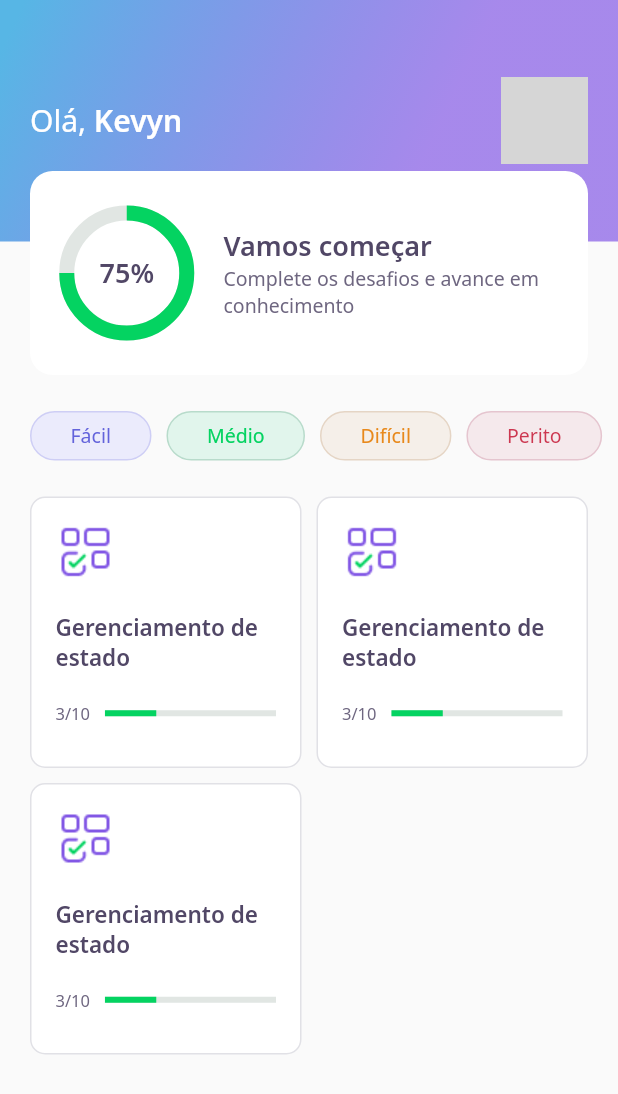
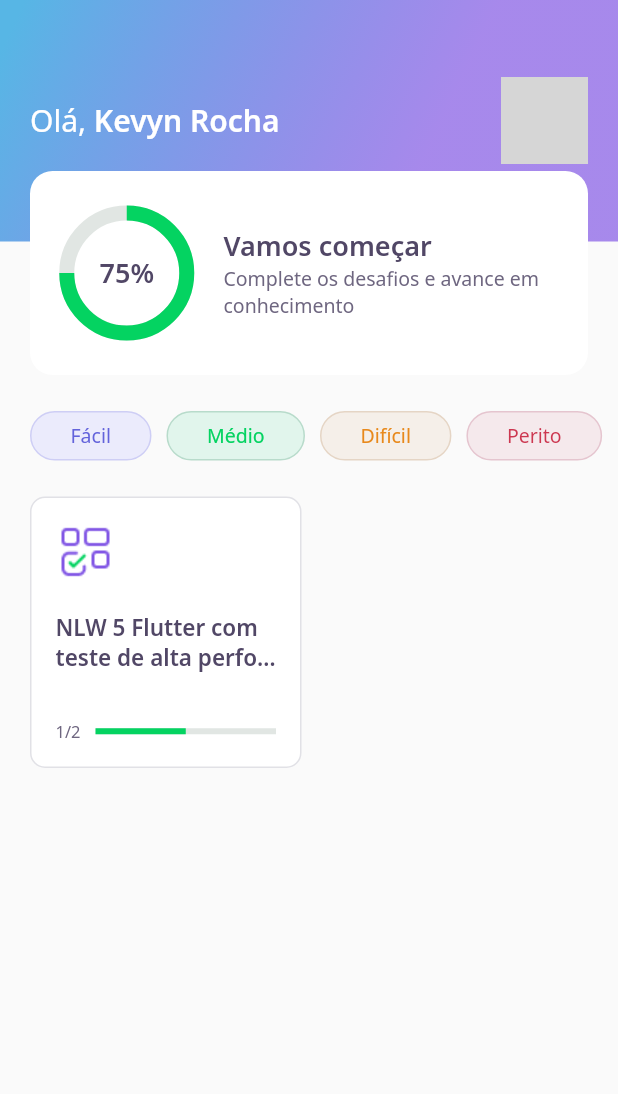
Before and after one commit to kevynrocha/dev_quiz, a Flutter app: the HomePage screen opened directly, on a phone screen of 412 x 824 dp. Shown: the top 1094 px of the screen. Run offline on Flutter 3.47's test engine with Material 2 defaults, Android fonts, the phone set to English and light mode, and no system bars; our stand-ins replace google_fonts; accounts and stored records are empty; network calls fail; grey boxes are pictures that could not be loaded.

Commit message:
feat: aula 2

```diff
--- /dev/null
+++ b/database/user.json
@@ -0,0 +1,5 @@
+{
+  "name": "Kevyn Rocha",
+  "score": 30,
+  "imageUrl": "https://avatars.githubusercontent.com/u/55221835?v=4"
+}
--- a/lib/app_widget.dart
+++ b/lib/app_widget.dart
@@ -1,7 +1,7 @@
 import 'package:flutter/material.dart';
 
-import 'src/pages/challenge/challenge_page.dart';
-// import 'src/pages/home/home_page.dart';
+// import 'src/pages/challenge/challenge_page.dart';
+import 'src/pages/home/home_page.dart';
 // import 'src/pages/splash/splash_page.dart';
 
 class AppWidget extends StatelessWidget {
@@ -10,7 +10,7 @@ class AppWidget extends StatelessWidget {
     return MaterialApp(
       title: "DevQuiz",
       debugShowCheckedModeBanner: false,
-      home: ChallengePage(),
+      home: HomePage(),
     );
   }
 }
--- a/lib/src/pages/challenge/challenge_page.dart
+++ b/lib/src/pages/challenge/challenge_page.dart
@@ -1,6 +1,7 @@
-import 'package:DevQuiz/src/pages/challenge/widgets/question_indicator/question_indicator_widget.dart';
-import 'package:DevQuiz/src/pages/challenge/widgets/quiz/quiz_widget.dart';
 import 'package:flutter/material.dart';
+
+import 'widgets/question_indicator/question_indicator_widget.dart';
+import 'widgets/quiz/quiz_widget.dart';
 
 class ChallengePage extends StatefulWidget {
   @override
--- a/lib/src/pages/challenge/widgets/question_indicator/question_indicator_widget.dart
+++ b/lib/src/pages/challenge/widgets/question_indicator/question_indicator_widget.dart
@@ -1,6 +1,7 @@
-import 'package:DevQuiz/core/app_text_styles.dart';
-import 'package:DevQuiz/src/shared/widgets/progress_indicator_widget.dart';
 import 'package:flutter/material.dart';
+
+import '../../../../../core/core.dart';
+import '../../../../shared/widgets/progress_indicator_widget.dart';
 
 class QuestionIndicatorWidget extends StatelessWidget {
   @override
--- a/lib/src/pages/challenge/widgets/quiz/quiz_widget.dart
+++ b/lib/src/pages/challenge/widgets/quiz/quiz_widget.dart
@@ -1,6 +1,7 @@
-import 'package:DevQuiz/core/app_text_styles.dart';
-import 'package:DevQuiz/src/pages/challenge/widgets/answer/answer_widget.dart';
 import 'package:flutter/material.dart';
+
+import '../../../../../core/core.dart';
+import '../answer/answer_widget.dart';
 
 class QuizWidget extends StatelessWidget {
   final String title;
--- /dev/null
+++ b/lib/src/pages/home/home_controller.dart
@@ -0,0 +1,29 @@
+import 'package:flutter/foundation.dart';
+
+import 'home_repository.dart';
+import 'home_state.dart';
+import '../../shared/models/quiz_model.dart';
+import '../../shared/models/user_model.dart';
+
+class HomeController {
+  final stateNotifier = ValueNotifier(HomeState.empty);
+  set state(HomeState state) => stateNotifier.value = state;
+  HomeState get state => stateNotifier.value;
+
+  final repository = HomeRepository();
+
+  UserModel? user;
+  List<QuizModel>? quizzes;
+
+  void getUser() async {
+    state = HomeState.loaging;
+    user = await repository.getUser();
+    state = HomeState.success;
+  }
+
+  void getQuizzes() async {
+    state = HomeState.loaging;
+    quizzes = await repository.getQuizzes();
+    state = HomeState.success;
+  }
+}
--- a/lib/src/pages/home/home_page.dart
+++ b/lib/src/pages/home/home_page.dart
@@ -1,6 +1,9 @@
-import 'package:DevQuiz/src/pages/home/widgets/quiz_card/quiz_card_widget.dart';
 import 'package:flutter/material.dart';
 
+import '../../../core/core.dart';
+import 'home_controller.dart';
+import 'home_state.dart';
+import 'widgets/quiz_card/quiz_card_widget.dart';
 import 'widgets/level_button/level_button_widget.dart';
 import 'widgets/app_bar/app_bar_widget.dart';
 
@@ -10,10 +13,31 @@ class HomePage extends StatefulWidget {
 }
 
 class _HomePageState extends State<HomePage> {
+  final controller = HomeController();
+
+  @override
+  void initState() {
+    super.initState();
+    controller.getUser();
+    controller.getQuizzes();
+    controller.stateNotifier.addListener(() {
+      setState(() {});
+    });
+  }
+
   @override
   Widget build(BuildContext context) {
+    if (controller.state == HomeState.loaging) {
+      return Container(
+        color: AppColors.white,
+        child: Center(
+          child: CircularProgressIndicator(),
+        ),
+      );
+    }
+
     return Scaffold(
-      appBar: AppBarWidget(),
+      appBar: AppBarWidget(user: controller.user!),
       body: Column(
         children: [
           SizedBox(height: 24),
@@ -40,11 +64,15 @@ class _HomePageState extends State<HomePage> {
               crossAxisCount: 2,
               crossAxisSpacing: 10,
               mainAxisSpacing: 10,
-              children: [
-                QuizCardWidget(),
-                QuizCardWidget(),
-                QuizCardWidget(),
-              ],
+              children: controller.quizzes!
+                  .map(
+                    (e) => QuizCardWidget(
+                      title: e.title,
+                      percent: e.questionAnswered / e.questions.length,
+                      completed: '${e.questionAnswered}/${e.questions.length}',
+                    ),
+                  )
+                  .toList(),
             ),
           )
         ],
--- /dev/null
+++ b/lib/src/pages/home/home_state.dart
@@ -0,0 +1 @@
+enum HomeState { success, loaging, error, empty }
--- a/lib/src/pages/home/widgets/app_bar/app_bar_widget.dart
+++ b/lib/src/pages/home/widgets/app_bar/app_bar_widget.dart
@@ -1,10 +1,12 @@
 import 'package:flutter/material.dart';
 
 import '../score_card/score_card_widget.dart';
+import '../../../../shared/models/user_model.dart';
 import '../../../../../core/core.dart';
 
 class AppBarWidget extends PreferredSize {
-  AppBarWidget()
+  final UserModel user;
+  AppBarWidget({required this.user})
       : super(
           child: Container(
             height: 250,
@@ -24,7 +26,7 @@ class AppBarWidget extends PreferredSize {
                           style: AppTextStyles.title,
                           children: [
                             TextSpan(
-                              text: 'Kevyn',
+                              text: user.name,
                               style: AppTextStyles.titleBold,
                             ),
                           ],
@@ -36,8 +38,7 @@ class AppBarWidget extends PreferredSize {
                         decoration: BoxDecoration(
                           borderRadius: BorderRadius.circular(10),
                           image: DecorationImage(
-                            image: NetworkImage(
-                                'https://avatars.githubusercontent.com/u/55221835?v=4'),
+                            image: NetworkImage(user.imageUrl),
                           ),
                         ),
                       ),
--- a/lib/src/pages/home/widgets/quiz_card/quiz_card_widget.dart
+++ b/lib/src/pages/home/widgets/quiz_card/quiz_card_widget.dart
@@ -1,11 +1,20 @@
-import 'package:DevQuiz/core/app_images.dart';
-import 'package:DevQuiz/core/app_text_styles.dart';
-import 'package:DevQuiz/src/shared/widgets/progress_indicator_widget.dart';
 import 'package:flutter/material.dart';
 
+import '../../../../../core/core.dart';
+import '../../../../shared/widgets/progress_indicator_widget.dart';
 import '../../../../../core/app_colors.dart';
 
 class QuizCardWidget extends StatelessWidget {
+  final String title;
+  final String completed;
+  final double percent;
+
+  const QuizCardWidget({
+    Key? key,
+    required this.title,
+    required this.completed,
+    required this.percent,
+  }) : super(key: key);
   @override
   Widget build(BuildContext context) {
     return Container(
@@ -26,9 +35,14 @@ class QuizCardWidget extends StatelessWidget {
             child: Image.asset(AppImages.blocks),
           ),
           SizedBox(height: 20),
-          Text(
-            'Gerenciamento de estado',
-            style: AppTextStyles.heading15,
+          Expanded(
+            child: Text(
+              title,
+              style: AppTextStyles.heading15,
+              softWrap: true,
+              maxLines: 2,
+              overflow: TextOverflow.ellipsis,
+            ),
           ),
           SizedBox(height: 20),
           Row(
@@ -36,12 +50,12 @@ class QuizCardWidget extends StatelessWidget {
               Padding(
                 padding: const EdgeInsets.only(right: 10),
                 child: Text(
-                  '3/10',
+                  completed,
                   style: AppTextStyles.body11,
                 ),
               ),
               Expanded(
-                child: ProgressIndicatorWidget(value: 0.3),
+                child: ProgressIndicatorWidget(value: percent),
               ),
             ],
           ),
--- /dev/null
+++ b/lib/src/shared/models/quiz_model.dart
@@ -0,0 +1,68 @@
+import 'dart:convert';
+
+import 'question_model.dart';
+
+enum Level { facil, medio, dificil, perito }
+
+extension LevelStringExt on String {
+  Level get parse => {
+        "facil": Level.facil,
+        "medio": Level.medio,
+        "dificil": Level.dificil,
+        "perito": Level.perito,
+      }[this]!;
+}
+
+extension LevelExt on Level {
+  String get parse => {
+        Level.facil: "facil",
+        Level.medio: "medio",
+        Level.dificil: "dificil",
+        Level.perito: "perito",
+      }[this]!;
+}
+
+class QuizModel {
+  final String title;
+  final List<QuestionModel> questions;
+  final int questionAnswered;
+  final String image;
+  final Level level;
+
+  QuizModel({
+    required this.title,
+    required this.questions,
+    this.questionAnswered = 0,
+    required this.image,
+    required this.level,
+  });
+
+  Map<String, dynamic> toMap() {
+    return {
+      'title': title,
+      'questions': questions.map((e) => e.toMap()).toList(),
+      'questionAnswered': questionAnswered,
+      'image': image,
+      'level': level.parse
+    };
+  }
+
+  factory QuizModel.fromMap(Map<String, dynamic> map) {
+    return QuizModel(
+      title: map['title'],
+      questions: List<QuestionModel>.from(
+        map['questions'].map(
+          (x) => QuestionModel.fromMap(x),
+        ),
+      ),
+      questionAnswered: map['questionAnswered'],
+      image: map['image'],
+      level: map['level'].toString().parse,
+    );
+  }
+
+  String toJson() => json.encode(toMap());
+
+  factory QuizModel.fromJson(String source) =>
+      QuizModel.fromMap(json.decode(source));
+}
--- /dev/null
+++ b/lib/src/shared/models/user_model.dart
@@ -0,0 +1,34 @@
+import 'dart:convert';
+
+class UserModel {
+  final String name;
+  final String imageUrl;
+  final int score;
+
+  UserModel({
+    required this.name,
+    required this.imageUrl,
+    this.score = 0,
+  });
+
+  Map<String, dynamic> toMap() {
+    return {
+      'name': name,
+      'imageUrl': imageUrl,
+      'score': score,
+    };
+  }
+
+  factory UserModel.fromMap(Map<String, dynamic> map) {
+    return UserModel(
+      name: map['name'],
+      imageUrl: map['imageUrl'],
+      score: map['score'],
+    );
+  }
+
+  String toJson() => json.encode(toMap());
+
+  factory UserModel.fromJson(String source) =>
+      UserModel.fromMap(json.decode(source));
+}
--- a/pubspec.yaml
+++ b/pubspec.yaml
@@ -1,5 +1,5 @@
-name: DevQuiz
-description: DevQuiz - Gabul DEV
+name: dev_quiz
+description: DevQuiz - Kevyn DEV
 version: 1.0.0+1
 
 environment:
@@ -18,5 +18,6 @@ dev_dependencies:
 flutter:
   assets:
     - assets/images/
+    - database/
 
   uses-material-design: true
```
Also changed, not shown: database/quizzes.json (added, +51 -0 lines), lib/src/pages/home/home_repository.dart (added, +21 -0 lines), lib/src/shared/models/answer_model.dart (added, +30 -0 lines), lib/src/shared/models/question_model.dart (added, +35 -0 lines).
